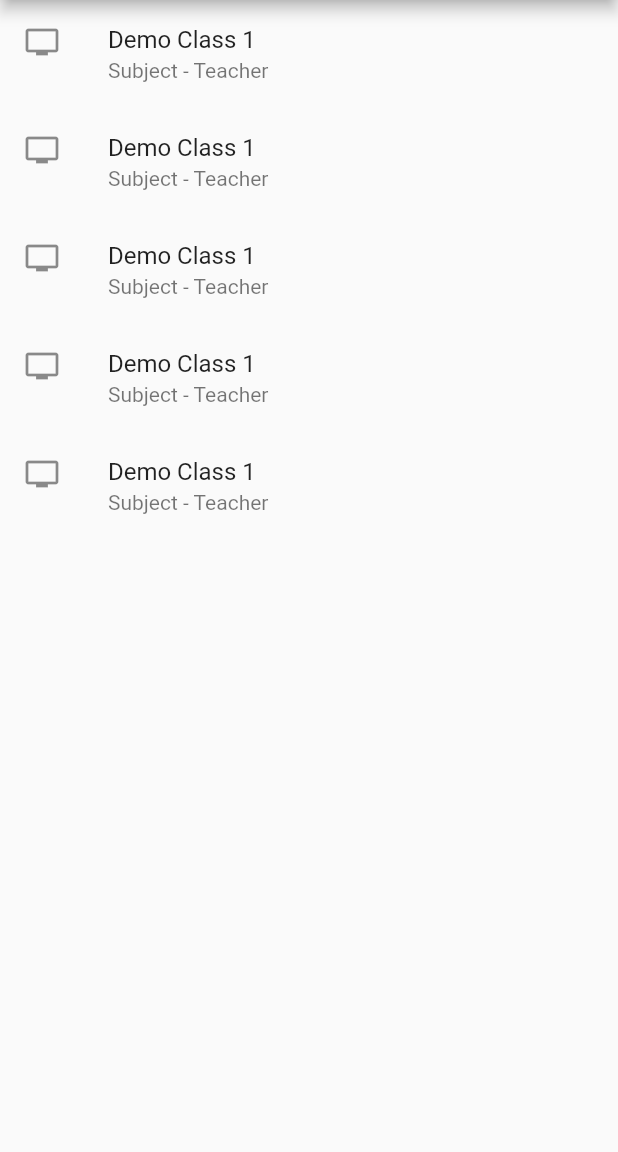
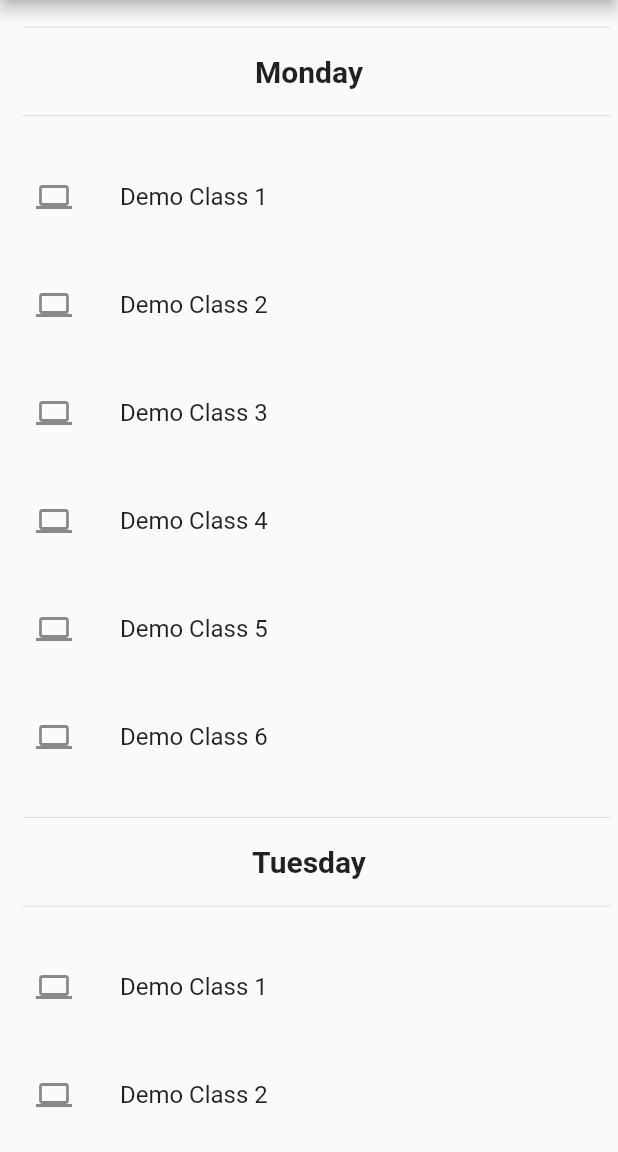
Before and after one commit to CYBERNAUTS-IIITU/scheduler-mobile, a Flutter app: the MainPage screen opened by its route, on a phone screen of 412 x 824 dp, the part 84-1236 px from its top. Run offline on Flutter 3.47's test engine with Material 2 defaults, Android fonts, the phone set to English and light mode, and no system bars.

Commit message:
List Updated

```diff
--- a/lib/mainpage.dart
+++ b/lib/mainpage.dart
@@ -7,6 +7,13 @@ class MainPage extends StatefulWidget {
 }
 
 class _MainPageState extends State<MainPage> {
+
+  var days = [
+    "Monday","Tuesday","Wednesday","Thursday","Friday","Saturday","Sunday"
+  ];
+
+  int t = 0;
+
   @override
   Widget build(BuildContext context) {
     return Center(
@@ -15,31 +22,44 @@ class _MainPageState extends State<MainPage> {
         crossAxisAlignment: CrossAxisAlignment.stretch,
 
         children: <Widget>[
-          ListTile(
-            leading: Icon(Icons.personal_video),
-            title: Text("Demo Class 1"),
-            subtitle: Text("Subject - Teacher"),
-          ),
-          ListTile(
-            leading: Icon(Icons.personal_video),
-            title: Text("Demo Class 1"),
-            subtitle: Text("Subject - Teacher"),
-          ),
-          ListTile(
-            leading: Icon(Icons.personal_video),
-            title: Text("Demo Class 1"),
-            subtitle: Text("Subject - Teacher"),
-          ),
-          ListTile(
-            leading: Icon(Icons.personal_video),
-            title: Text("Demo Class 1"),
-            subtitle: Text("Subject - Teacher"),
-          ),
-          ListTile(
-            leading: Icon(Icons.personal_video),
-            title: Text("Demo Class 1"),
-            subtitle: Text("Subject - Teacher"),
-          ),
+          Expanded(
+            child: ListView.builder(
+              itemCount: 49,
+              itemBuilder: (BuildContext ctxt, int index) => ( index % 7 == 0 )? Container(
+                child : Column(
+                  crossAxisAlignment: CrossAxisAlignment.center,
+                  children: [
+                  Padding(
+                    padding: EdgeInsets.fromLTRB(5.0, 10.0, 5.0, 5.0),
+                      child: Divider(
+                        indent: 10,
+                      ),
+                    ),
+                    Padding(
+                    padding: EdgeInsets.all(5.0),
+                      child:Text(days[t++],
+                      style: TextStyle(
+                        fontSize: 20,
+                        fontWeight: FontWeight.bold,
+                      ),)
+                    ),
+                    Padding(
+                    padding: EdgeInsets.fromLTRB(5.0, 5.0, 5.0, 10.0),
+                      child: Divider(
+                        indent: 10,
+                      ),
+                    ),
+                ],)
+              ):
+              Padding(
+                padding: const EdgeInsets.all(8.0),
+                child: ListTile(
+                  leading: Icon(Icons.computer),
+                  title: Text("Demo Class ${index%7}"),
+                ),
+              )
+              )
+            )
         ],
       ),
     );
```
